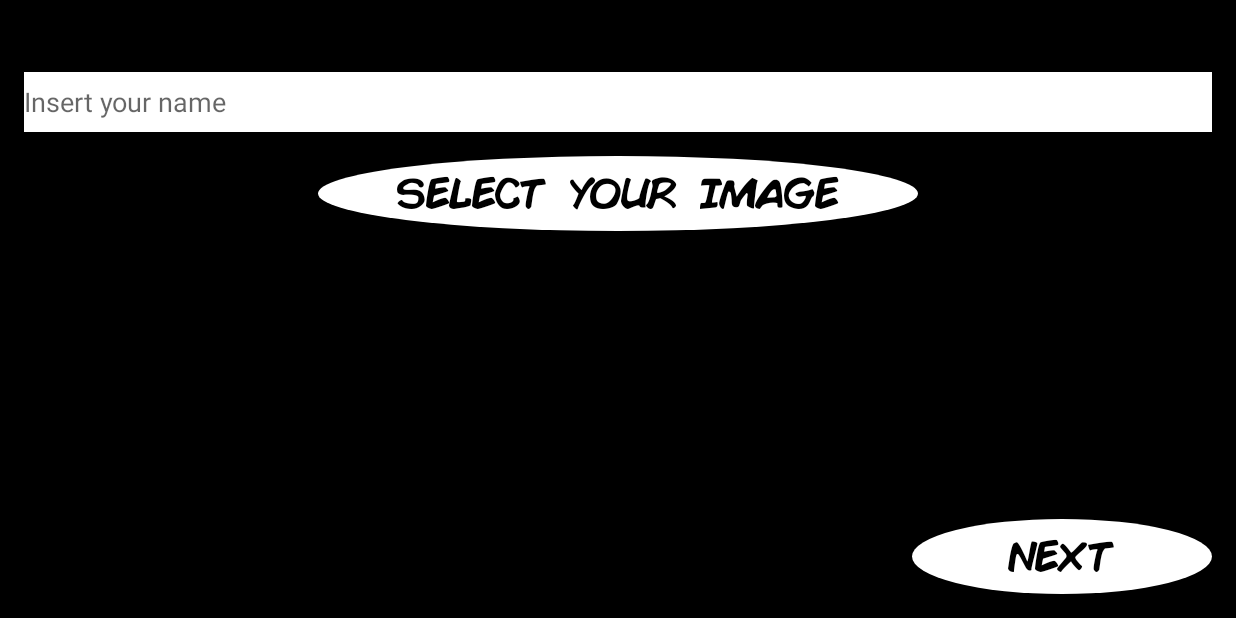
After one commit to angeloparenteapp/KMK---Kiss-Marry-Kill, an Android app: the PlayerDetails screen opened directly, with no data from a screen before it, on a phone screen of 824 x 412 dp (held sideways). The commit adds this screen. Run offline under Robolectric (Android 15) with nearby library versions, the phone set to English and light mode, and no system bars.

Commit message:
Added sign in and started activity to insert users data

```diff
--- /dev/null
+++ b/app/src/main/java/com/angeloparenteapp/kmk_kissmarrykill/PlayerDetails.java
@@ -0,0 +1,67 @@
+package com.angeloparenteapp.kmk_kissmarrykill;
+
+import android.content.Context;
+import android.content.Intent;
+import android.support.v7.app.AppCompatActivity;
+import android.os.Bundle;
+import android.view.View;
+import android.widget.Button;
+import android.widget.EditText;
+import android.widget.Toast;
+
+import com.angeloparenteapp.kmk_kissmarrykill.Utils.Utils;
+
+public class PlayerDetails extends AppCompatActivity {
+
+    View mContentView;
+    Context mContext;
+
+    String name;
+
+    EditText editText;
+    Button selectImage;
+    Button next;
+
+    @Override
+    protected void onCreate(Bundle savedInstanceState) {
+        super.onCreate(savedInstanceState);
+        setContentView(R.layout.activity_player_details);
+
+        mContentView = findViewById(R.id.player_details_full);
+        Utils.hide(mContentView);
+
+        mContext = getApplicationContext();
+
+        editText = findViewById(R.id.name_edit_text);
+        selectImage = findViewById(R.id.select_image_button);
+        next = findViewById(R.id.button_next);
+
+        Utils.setButtonCustomFont(mContext, selectImage);
+        Utils.setButtonCustomFont(mContext, next);
+
+        next.setOnClickListener(new View.OnClickListener() {
+            @Override
+            public void onClick(View view) {
+                name = editText.getText().toString();
+
+                if (name.equals("")) {
+                    Toast.makeText(mContext, "Please insert your name", Toast.LENGTH_LONG).show();
+                } else {
+                    startActivity(new Intent(PlayerDetails.this, MainActivity.class));
+                }
+            }
+        });
+    }
+
+    @Override
+    protected void onResume() {
+        super.onResume();
+        Utils.hide(mContentView);
+    }
+
+    @Override
+    protected void onRestart() {
+        super.onRestart();
+        Utils.hide(mContentView);
+    }
+}
--- /dev/null
+++ b/app/src/main/res/layout/activity_player_details.xml
@@ -0,0 +1,47 @@
+<?xml version="1.0" encoding="utf-8"?>
+<RelativeLayout xmlns:android="http://schemas.android.com/apk/res/android"
+    xmlns:tools="http://schemas.android.com/tools"
+    android:id="@+id/player_details_full"
+    android:layout_width="match_parent"
+    android:layout_height="match_parent"
+    android:background="@color/black"
+    android:orientation="vertical"
+    tools:context="com.angeloparenteapp.kmk_kissmarrykill.PlayerDetails">
+
+    <EditText
+        android:id="@+id/name_edit_text"
+        android:layout_width="match_parent"
+        android:layout_height="40dp"
+        android:layout_centerHorizontal="true"
+        android:layout_marginLeft="16dp"
+        android:layout_marginRight="16dp"
+        android:layout_marginTop="48dp"
+        android:background="#FFFFFF"
+        android:hint="@string/insert_your_name"
+        android:inputType="text" />
+
+    <Button
+        android:id="@+id/select_image_button"
+        android:layout_width="400dp"
+        android:layout_height="50dp"
+        android:layout_below="@+id/name_edit_text"
+        android:layout_centerHorizontal="true"
+        android:layout_margin="16dp"
+        android:background="@drawable/oval"
+        android:text="@string/select_image"
+        android:textColor="#000000"
+        android:textSize="28sp" />
+
+    <Button
+        android:id="@+id/button_next"
+        android:layout_width="200dp"
+        android:layout_height="50dp"
+        android:layout_alignParentBottom="true"
+        android:layout_alignParentEnd="true"
+        android:layout_margin="16dp"
+        android:background="@drawable/oval"
+        android:text="@string/next"
+        android:textColor="#000000"
+        android:textSize="28sp" />
+
+</RelativeLayout>
--- a/app/src/main/res/values/strings.xml
+++ b/app/src/main/res/values/strings.xml
@@ -15,4 +15,6 @@
     <string name="marry">Marry</string>
     <string name="kill">Kill</string>
 
+    <string name="insert_your_name">   Insert your name</string>
+    <string name="select_image">Select your image</string>
 </resources>
--- a/build.gradle
+++ b/build.gradle
@@ -16,7 +16,9 @@ buildscript {
 
 allprojects {
     repositories {
-        maven { url 'https://maven.fabric.io/public' }
+        maven {
+            url 'https://maven.fabric.io/public'
+        }
         jcenter()
         mavenLocal()
     }
```
Also changed, not shown: app/build.gradle (+9 -13 lines), app/src/main/AndroidManifest.xml (+8 -1 lines), app/src/main/java/com/angeloparenteapp/kmk_kissmarrykill/MainActivity.java (+76 -12 lines).
